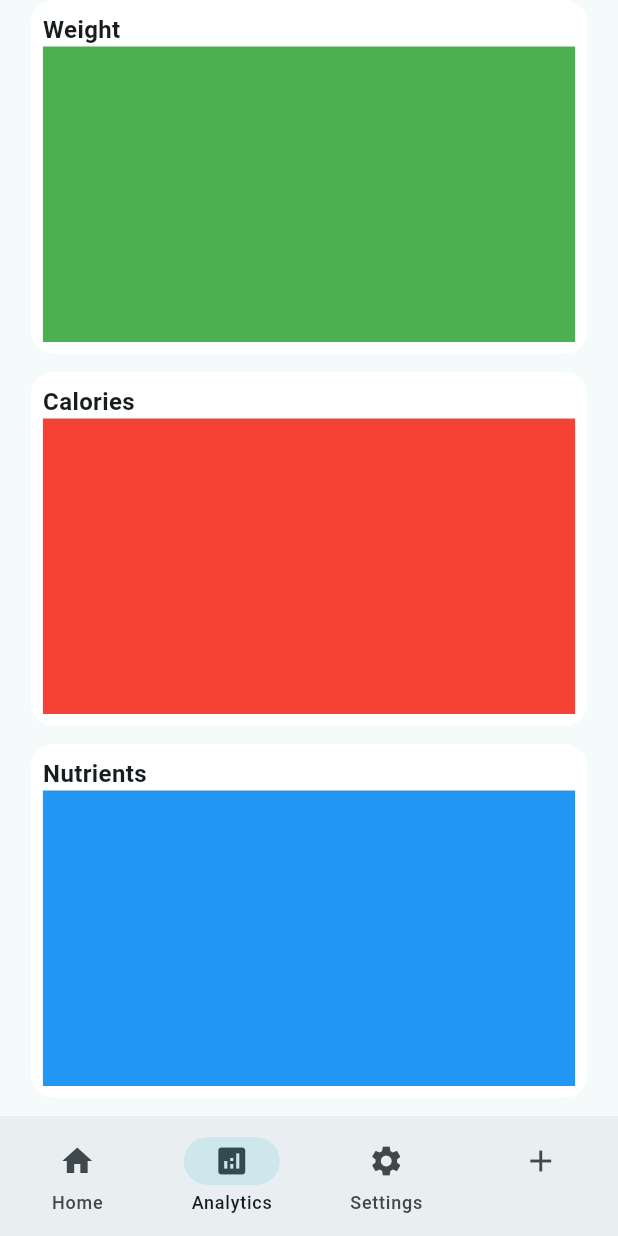
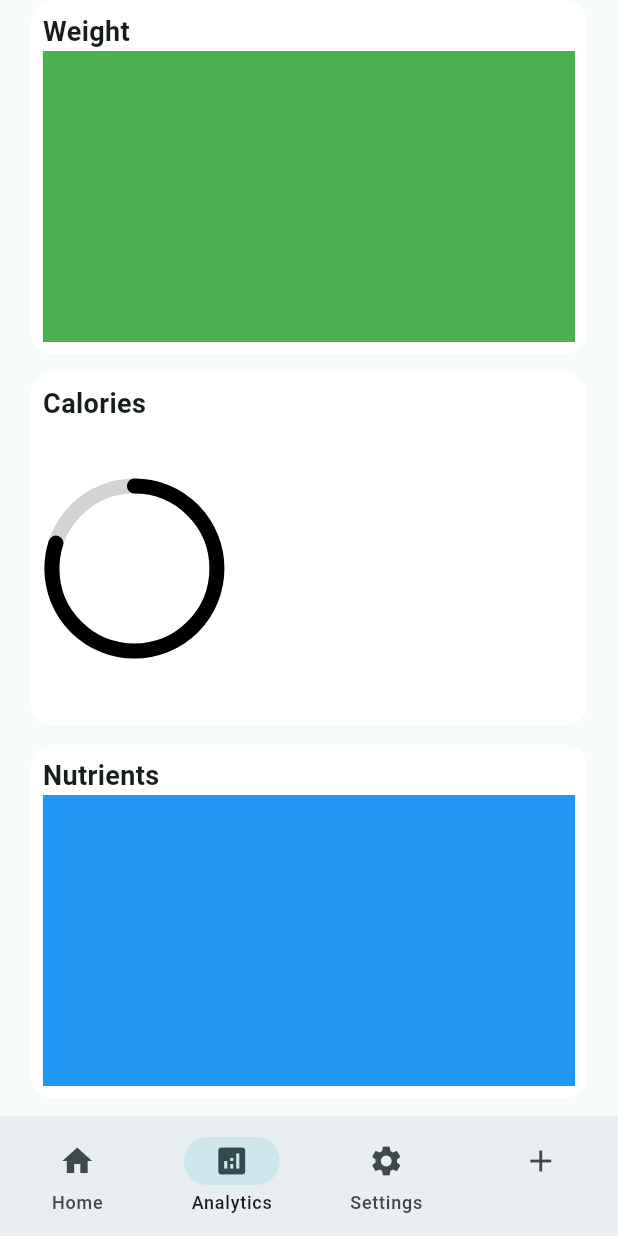
Before and after one commit to SameerAkita/mogulog, a Flutter app: the screen it shows after launch, item 2 of the bottom bar chosen, on a phone screen of 412 x 824 dp. Run offline on Flutter 3.47's test engine with Material 3 defaults, Android fonts, the phone set to English and light mode, and no system bars.

Commit message:
calories widget circular progress indicator

```diff
--- a/lib/widgets/analytics/calories_widget.dart
+++ b/lib/widgets/analytics/calories_widget.dart
@@ -1,4 +1,5 @@
 import 'package:flutter/material.dart';
+import 'package:mogulog/theme/app_colors.dart';
 
 class CaloriesWidget extends StatelessWidget {
   const CaloriesWidget({super.key});
@@ -18,9 +19,32 @@ class CaloriesWidget extends StatelessWidget {
             children: [
               Text(
                 'Calories',
-                style: TextStyle(fontSize: 16, fontWeight: FontWeight.w600),
+                style: TextStyle(fontSize: 18, fontWeight: FontWeight.w600),
               ),
-              Expanded(child: Container(color: Colors.red)),
+              Expanded(
+                child: Row(
+                  children: [
+                    Padding(
+                      padding: const EdgeInsets.only(
+                        left: 6,
+                      ), // padding counteracts the circularprogressindicator's stroke width
+                      child: SizedBox(
+                        height: 110.0,
+                        width: 110.0,
+                        child: CircularProgressIndicator(
+                          value: 0.8,
+                          valueColor: AlwaysStoppedAnimation<Color>(
+                            Colors.black,
+                          ),
+                          backgroundColor: AppColors.lightgrey,
+                          strokeWidth: 10,
+                          strokeCap: StrokeCap.round,
+                        ),
+                      ),
+                    ),
+                  ],
+                ),
+              ),
             ],
           ),
         ),
--- a/lib/widgets/analytics/nutrients_widget.dart
+++ b/lib/widgets/analytics/nutrients_widget.dart
@@ -18,7 +18,7 @@ class NutrientsWidget extends StatelessWidget {
             children: [
               Text(
                 'Nutrients',
-                style: TextStyle(fontSize: 16, fontWeight: FontWeight.w600),
+                style: TextStyle(fontSize: 18, fontWeight: FontWeight.w600),
               ),
               Expanded(child: Container(color: Colors.blue)),
             ],
--- a/lib/widgets/analytics/weight_widget.dart
+++ b/lib/widgets/analytics/weight_widget.dart
@@ -18,10 +18,7 @@ class WeightWidget extends StatelessWidget {
             children: [
               Text(
                 'Weight',
-                          style: TextStyle(
-                            fontSize: 16,
-                            fontWeight: FontWeight.w600,
-                          ),
+                style: TextStyle(fontSize: 18, fontWeight: FontWeight.w600),
               ),
               Expanded(child: Container(color: Colors.green)),
             ],
```
Lines whose indentation alone changed are shown as unchanged.
